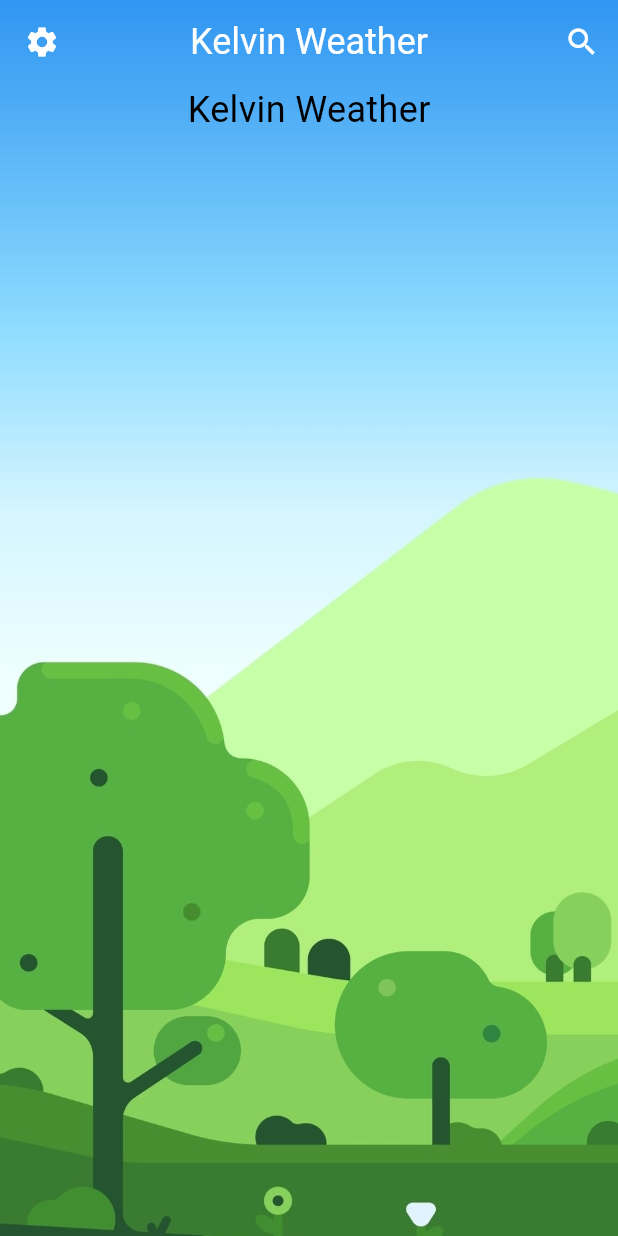
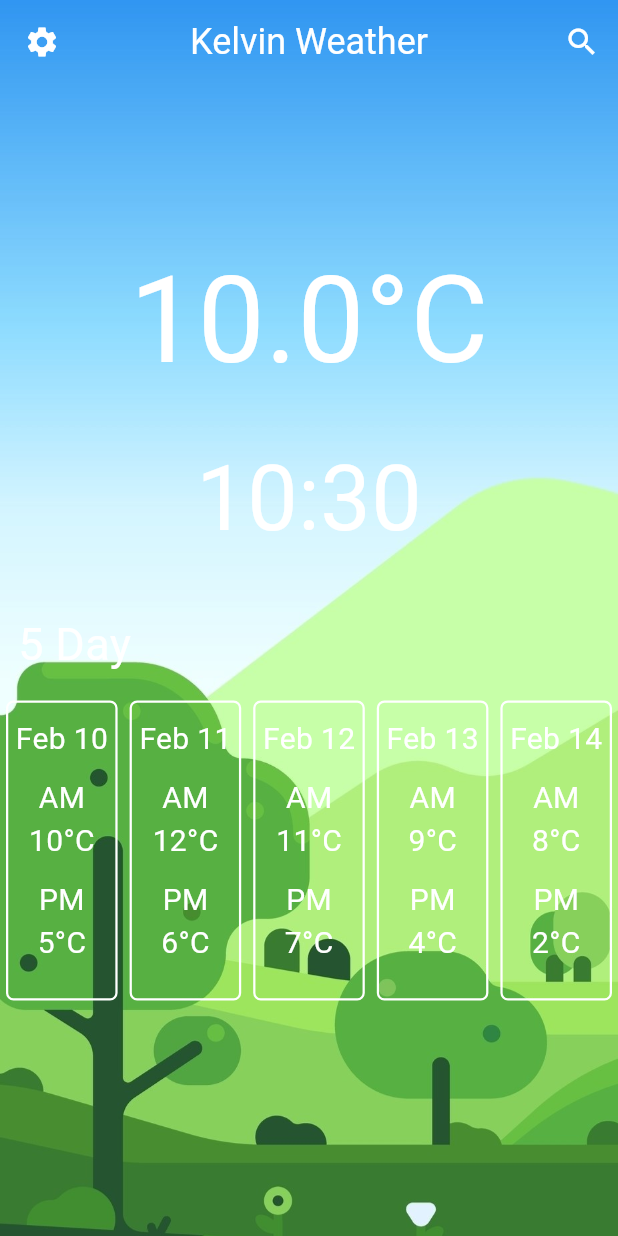
Before and after one commit to LukaMS/KelvinWeatherApp, a Flutter app: the screen it shows after launch, on a phone screen of 412 x 824 dp. Run offline on Flutter 3.47's test engine with Material 3 defaults, Android fonts, the light colour scheme and no system bars.

Commit message:
Almost finished homepage template

```diff
--- /dev/null
+++ b/lib/customWidgets/homePageWidgets/5dayLabel.dart
@@ -0,0 +1,24 @@
+import 'package:flutter/material.dart';
+
+class fivedayLabel extends StatelessWidget {
+  const fivedayLabel({super.key});
+
+  @override
+  Widget build(BuildContext context) {
+    return const Padding(
+                padding: const EdgeInsets.all(12.0),
+                child: Row(
+                  mainAxisAlignment: MainAxisAlignment.start,
+                  children: [
+                    Text(
+                      '5 Day',
+                      style: TextStyle(
+                        color: Colors.white,
+                        fontSize: 30,
+                      ),
+                    )
+                  ],
+                ),
+              );
+  }
+}
--- a/lib/customWidgets/customMenu.dart
+++ b/lib/customWidgets/homePageWidgets/customMenu.dart
@@ -5,7 +5,7 @@ class customMenu extends StatelessWidget {
 
   @override
   Widget build(BuildContext context) {
-    return Text(
+    return const Text(
       "Kelvin Weather",
       style: TextStyle(
         color: Colors.white,
--- /dev/null
+++ b/lib/customWidgets/homePageWidgets/fiveRowDisplay.dart
@@ -0,0 +1,22 @@
+import 'package:flutter/material.dart';
+import 'package:kelvin_weather/customWidgets/homePageWidgets/weatherInfoBox.dart';
+
+class fiveRowDisplay extends StatelessWidget {
+  final List<Map<String, String>> data;
+
+  const fiveRowDisplay({Key? key, required this.data}) : super(key: key);
+
+  @override
+  Widget build(BuildContext context) {
+    return Row(
+      mainAxisAlignment: MainAxisAlignment.spaceEvenly,
+      children: data.map((dayData) {
+        return weatherInfoBox(
+          date: dayData['date']!,
+          morningTemperature: dayData['morningTemperature']!,
+          eveningTemperature: dayData['eveningTemperature']!,
+        );
+      }).toList(),
+    );
+  }
+}
--- /dev/null
+++ b/lib/customWidgets/homePageWidgets/largeWeatherText.dart
@@ -0,0 +1,23 @@
+import 'package:flutter/material.dart';
+
+class largeWeatherText extends StatelessWidget {
+
+  final double temperature;
+
+  const largeWeatherText({Key? key, this.temperature = double.nan}) : super(key: key);
+
+  @override
+  Widget build(BuildContext context) {
+
+    String displayText = temperature.isNaN ? 'No temperature Found' : '$temperature°C';
+
+    return Text(
+      displayText,
+      style: TextStyle(
+        fontSize: temperature.isNaN ? 40 : 80,
+        color: Colors.white,
+      ),
+    );
+  }
+
+}
--- /dev/null
+++ b/lib/customWidgets/homePageWidgets/timeDisplay.dart
@@ -0,0 +1,21 @@
+import 'package:flutter/material.dart';
+
+class timeDisplay extends StatelessWidget {
+  final TimeOfDay? time;
+
+  const timeDisplay({Key? key, this.time}) : super(key: key);
+
+  @override
+  Widget build(BuildContext context) {
+
+    String displayText = time != null ? '${time!.hour}:${time!.minute}' : 'No time provided';
+
+    return Text(
+      displayText,
+      style: TextStyle(
+        fontSize: time != null ? 60 : 20,
+        color: Colors.white,
+      ),
+    );
+  }
+}
--- /dev/null
+++ b/lib/customWidgets/homePageWidgets/weatherInfoBox.dart
@@ -0,0 +1,73 @@
+import 'package:flutter/material.dart';
+
+class weatherInfoBox extends StatelessWidget {
+  final String date;
+  final String morningTemperature;
+  final String eveningTemperature;
+
+  const weatherInfoBox({
+    Key? key,
+    required this.date,
+    required this.morningTemperature,
+    required this.eveningTemperature,
+  }) : super(key: key);
+
+  @override
+  Widget build(BuildContext context) {
+    return Expanded(
+      child: Container(
+        height: 200,
+        margin: const EdgeInsets.all(4),
+        decoration: BoxDecoration(
+          border: Border.all(
+            color: Colors.white,
+            width: 1.5,
+          ),
+          borderRadius: BorderRadius.circular(5),
+        ),
+        child: Column(
+          children: [
+            const SizedBox(height: 10),
+            Text(
+              date,
+              style: const TextStyle(
+                fontSize: 20,
+                color: Colors.white,
+              ),
+            ),
+            const SizedBox(height: 10),
+            const Text(
+              'AM',
+              style: TextStyle(
+                fontSize: 20,
+                color: Colors.white,
+              ),
+            ),
+            Text(
+              morningTemperature,
+              style: const TextStyle(
+                fontSize: 20,
+                color: Colors.white,
+              ),
+            ),
+            const SizedBox(height: 10),
+            const Text(
+              'PM',
+              style: TextStyle(
+                fontSize: 20,
+                color: Colors.white,
+              ),
+            ),
+            Text(
+              eveningTemperature,
+              style: const TextStyle(
+                fontSize: 20,
+                color: Colors.white,
+              ),
+            ),
+          ],
+        ),
+      ),
+    );
+  }
+}
--- a/lib/pages/home.dart
+++ b/lib/pages/home.dart
@@ -1,10 +1,14 @@
 import 'package:flutter/material.dart';
+import 'package:kelvin_weather/customWidgets/homePageWidgets/5dayLabel.dart';
 import 'package:kelvin_weather/customWidgets/buttons/searchButton.dart';
 import 'package:kelvin_weather/customWidgets/buttons/settingsButton.dart';
-import 'package:kelvin_weather/customWidgets/customMenu.dart';
+import 'package:kelvin_weather/customWidgets/homePageWidgets/customMenu.dart';
+import 'package:kelvin_weather/customWidgets/homePageWidgets/fiveRowDisplay.dart';
+import 'package:kelvin_weather/customWidgets/homePageWidgets/largeWeatherText.dart';
+import 'package:kelvin_weather/customWidgets/homePageWidgets/timeDisplay.dart';
 
 class Home extends StatefulWidget {
-  const Home({Key? key});
+  const Home({super.key});
 
   @override
   State<Home> createState() => _HomeState();
@@ -13,6 +17,16 @@ class Home extends StatefulWidget {
 class _HomeState extends State<Home> {
   @override
   Widget build(BuildContext context) {
+
+    List<Map<String, String>> data = [
+      {'date': 'Feb 10', 'morningTemperature': '10°C', 'eveningTemperature': '5°C'},
+      {'date': 'Feb 11', 'morningTemperature': '12°C', 'eveningTemperature': '6°C'},
+      {'date': 'Feb 12', 'morningTemperature': '11°C', 'eveningTemperature': '7°C'},
+      {'date': 'Feb 13', 'morningTemperature': '9°C', 'eveningTemperature': '4°C'},
+      {'date': 'Feb 14', 'morningTemperature': '8°C', 'eveningTemperature': '2°C'},
+    ];
+
+
     return Scaffold(
       extendBodyBehindAppBar: true,
       appBar: AppBar(
@@ -31,9 +45,9 @@ class _HomeState extends State<Home> {
           Positioned.fill(
             child: Container(
               decoration: const BoxDecoration(
-                image: DecorationImage(
-                  image: AssetImage('assets/bgImages/dayNew.jpg'),
-                  fit: BoxFit.cover,
+              image: DecorationImage(
+                image: AssetImage('assets/bgImages/dayNew.jpg'),
+                fit: BoxFit.cover,
                 ),
               ),
             ),
@@ -44,18 +58,25 @@ class _HomeState extends State<Home> {
             child: SingleChildScrollView(
               child: Container(
                 width: double.infinity, // Ensure the container takes up the full width
-                child: const Column(
+                child: Column(
                   crossAxisAlignment: CrossAxisAlignment.center,
                   children: [
-                    Text(
-                      "Kelvin Weather",
-                      style: TextStyle(fontSize: 24, color: Colors.black),
-                    ),
-                    SizedBox(height: 1000,),
-                    Text(
-                      "Kelvin Weather",
-                      style: TextStyle(fontSize: 24, color: Colors.black),
-                    ),
+                    //Main Weather Temperature Display
+                    const SizedBox(height: 100,),
+                    const largeWeatherText(temperature: 10),
+                    const SizedBox(height: 20,),
+
+                    //Time Display Widget
+                    timeDisplay(time: TimeOfDay.now()),
+                    const SizedBox(height: 20,),
+
+                    //5 Day Label
+                    const fivedayLabel(),
+
+                    //5 Day Weather Display
+                    fiveRowDisplay(data: data),
+
+                    const SizedBox(height: 200),
                   ],
                 ),
               ),
```
